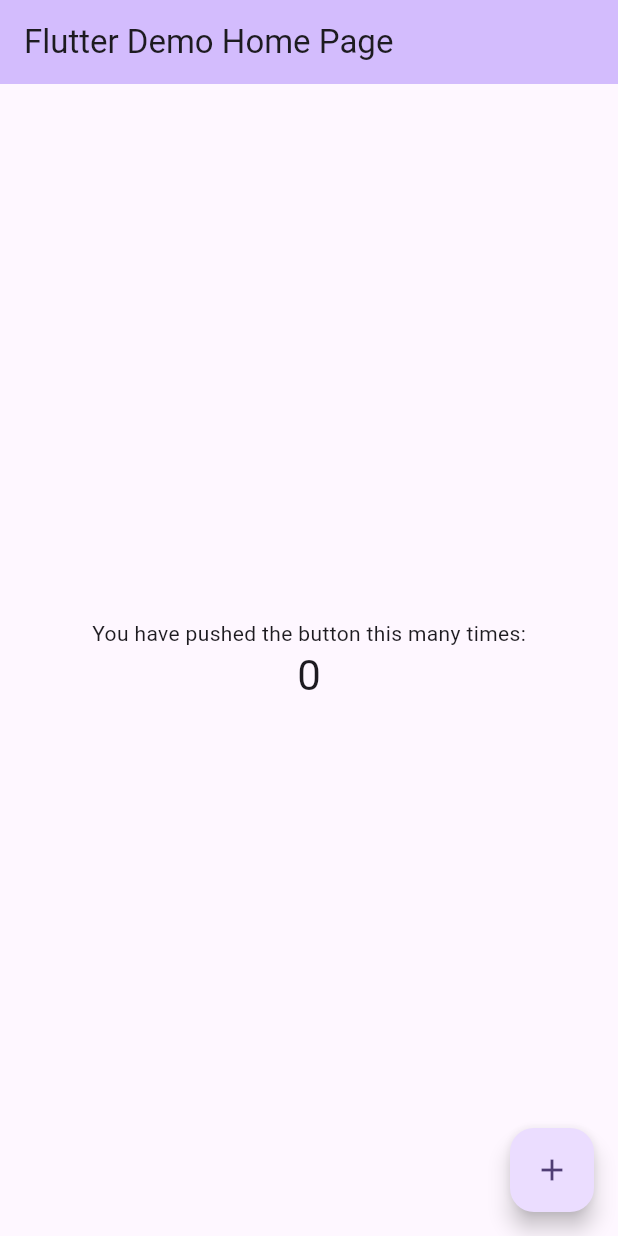
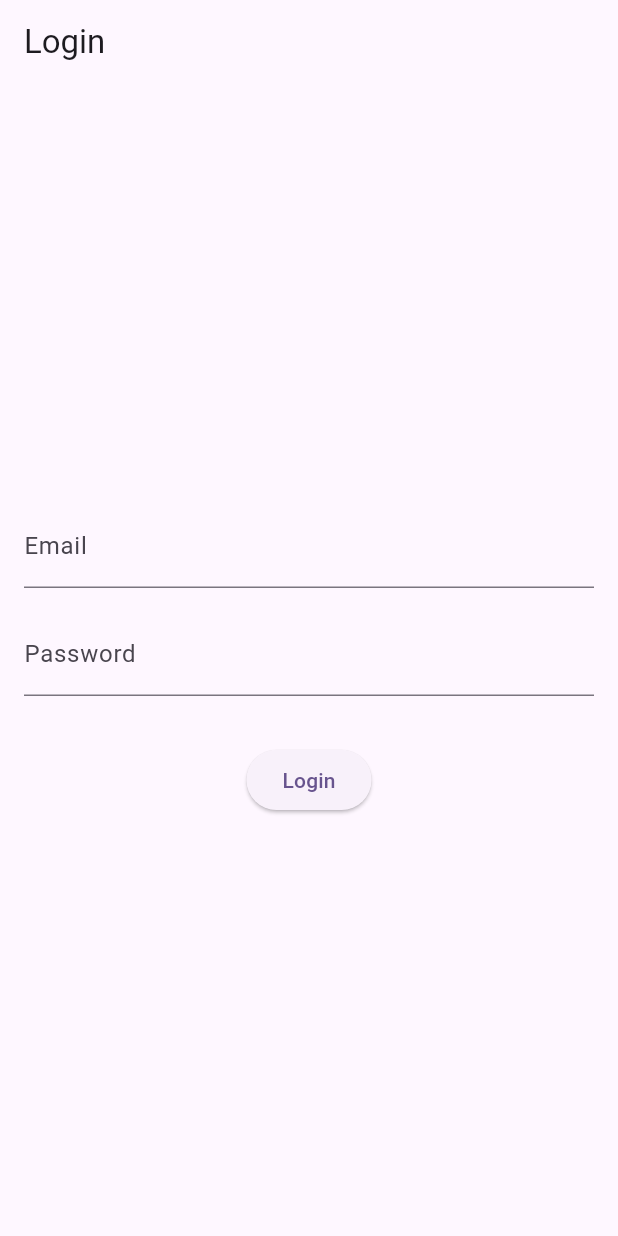
Before and after one commit to naiksan-1020/try-jules, a Flutter app: the screen it shows after launch, on a phone screen of 412 x 824 dp. Run offline on Flutter 3.47's test engine with Material 3 defaults, Android fonts, the phone set to English and light mode, and no system bars; our stand-ins replace get.

Commit message:
feat: Implement HomeScreen, routing, and GetView
- Adds HomeScreen using GetView<HomeController> pattern.
- Includes a HomeController with basic counter logic.
- Establishes a dedicated `app_routes.dart` for managing GetX routes.
- Updates `main.dart` to use the new routing system.
- Modifies LoginController to navigate to HomeScreen on login.
- Adds widget tests for HomeScreen functionality.
- Updates LoginScreen tests to verify navigation to HomeScreen.

```diff
--- /dev/null
+++ b/lib/app_routes.dart
@@ -0,0 +1,25 @@
+import 'package:get/get.dart';
+import 'package:try_jules/login_screen.dart'; // Assuming your app name is try_jules
+import 'package:try_jules/home_screen.dart';   // Assuming your app name is try_jules
+import 'package:try_jules/home_controller.dart'; // To bind HomeController
+
+class AppRoutes {
+  static const String login = '/login';
+  static const String home = '/home';
+}
+
+final List<GetPage> appPages = [
+  GetPage(
+    name: AppRoutes.login,
+    page: () => LoginScreen(),
+    // No binding needed here if LoginController is put directly in LoginScreen
+  ),
+  GetPage(
+    name: AppRoutes.home,
+    page: () => const HomeScreen(),
+    binding: BindingsBuilder(() { // Example of binding HomeController
+      Get.lazyPut<HomeController>(() => HomeController());
+    }),
+  ),
+  // Add other pages here
+];
--- /dev/null
+++ b/lib/login_screen.dart
@@ -0,0 +1,55 @@
+import 'package:flutter/material.dart';
+import 'package:get/get.dart';
+import 'package:try_jules/app_routes.dart'; // Import app_routes.dart
+
+// Define the LoginController
+class LoginController extends GetxController {
+  final emailController = TextEditingController();
+  final passwordController = TextEditingController();
+
+  void login() {
+    // Implement login logic here
+    // For now, just print the email and password
+    print('Email: ${emailController.text}');
+    print('Password: ${passwordController.text}');
+
+    // Navigate to home screen on successful login
+    Get.offAllNamed(AppRoutes.home); // Navigate using AppRoutes.home
+  }
+}
+
+class LoginScreen extends StatelessWidget {
+  final LoginController _loginController = Get.put(LoginController());
+
+  @override
+  Widget build(BuildContext context) {
+    return Scaffold(
+      appBar: AppBar(
+        title: Text('Login'),
+      ),
+      body: Padding(
+        padding: const EdgeInsets.all(16.0),
+        child: Column(
+          mainAxisAlignment: MainAxisAlignment.center,
+          children: [
+            TextField(
+              controller: _loginController.emailController,
+              decoration: InputDecoration(labelText: 'Email'),
+            ),
+            SizedBox(height: 16.0),
+            TextField(
+              controller: _loginController.passwordController,
+              decoration: InputDecoration(labelText: 'Password'),
+              obscureText: true,
+            ),
+            SizedBox(height: 32.0),
+            ElevatedButton(
+              onPressed: _loginController.login,
+              child: Text('Login'),
+            ),
+          ],
+        ),
+      ),
+    );
+  }
+}
--- a/lib/main.dart
+++ b/lib/main.dart
@@ -1,4 +1,6 @@
 import 'package:flutter/material.dart';
+import 'package:get/get.dart';
+import 'package:try_jules/app_routes.dart'; // Import app_routes.dart
 
 void main() {
   runApp(const MyApp());
@@ -10,116 +12,14 @@ class MyApp extends StatelessWidget {
   // This widget is the root of your application.
   @override
   Widget build(BuildContext context) {
-    return MaterialApp(
+    return GetMaterialApp(
       title: 'Flutter Demo',
       theme: ThemeData(
-        // This is the theme of your application.
-        //
-        // TRY THIS: Try running your application with "flutter run". You'll see
-        // the application has a purple toolbar. Then, without quitting the app,
-        // try changing the seedColor in the colorScheme below to Colors.green
-        // and then invoke "hot reload" (save your changes or press the "hot
-        // reload" button in a Flutter-supported IDE, or press "r" if you used
-        // the command line to start the app).
-        //
-        // Notice that the counter didn't reset back to zero; the application
-        // state is not lost during the reload. To reset the state, use hot
-        // restart instead.
-        //
-        // This works for code too, not just values: Most code changes can be
-        // tested with just a hot reload.
         colorScheme: ColorScheme.fromSeed(seedColor: Colors.deepPurple),
         useMaterial3: true,
       ),
-      home: const MyHomePage(title: 'Flutter Demo Home Page'),
+      initialRoute: AppRoutes.login, // Use AppRoutes.login
+      getPages: appPages, // Use appPages from app_routes.dart
     );
   }
 }
-
-class MyHomePage extends StatefulWidget {
-  const MyHomePage({super.key, required this.title});
-
-  // This widget is the home page of your application. It is stateful, meaning
-  // that it has a State object (defined below) that contains fields that affect
-  // how it looks.
-
-  // This class is the configuration for the state. It holds the values (in this
-  // case the title) provided by the parent (in this case the App widget) and
-  // used by the build method of the State. Fields in a Widget subclass are
-  // always marked "final".
-
-  final String title;
-
-  @override
-  State<MyHomePage> createState() => _MyHomePageState();
-}
-
-class _MyHomePageState extends State<MyHomePage> {
-  int _counter = 0;
-
-  void _incrementCounter() {
-    setState(() {
-      // This call to setState tells the Flutter framework that something has
-      // changed in this State, which causes it to rerun the build method below
-      // so that the display can reflect the updated values. If we changed
-      // _counter without calling setState(), then the build method would not be
-      // called again, and so nothing would appear to happen.
-      _counter++;
-    });
-  }
-
-  @override
-  Widget build(BuildContext context) {
-    // This method is rerun every time setState is called, for instance as done
-    // by the _incrementCounter method above.
-    //
-    // The Flutter framework has been optimized to make rerunning build methods
-    // fast, so that you can just rebuild anything that needs updating rather
-    // than having to individually change instances of widgets.
-    return Scaffold(
-      appBar: AppBar(
-        // TRY THIS: Try changing the color here to a specific color (to
-        // Colors.amber, perhaps?) and trigger a hot reload to see the AppBar
-        // change color while the other colors stay the same.
-        backgroundColor: Theme.of(context).colorScheme.inversePrimary,
-        // Here we take the value from the MyHomePage object that was created by
-        // the App.build method, and use it to set our appbar title.
-        title: Text(widget.title),
-      ),
-      body: Center(
-        // Center is a layout widget. It takes a single child and positions it
-        // in the middle of the parent.
-        child: Column(
-          // Column is also a layout widget. It takes a list of children and
-          // arranges them vertically. By default, it sizes itself to fit its
-          // children horizontally, and tries to be as tall as its parent.
-          //
-          // Column has various properties to control how it sizes itself and
-          // how it positions its children. Here we use mainAxisAlignment to
-          // center the children vertically; the main axis here is the vertical
-          // axis because Columns are vertical (the cross axis would be
-          // horizontal).
-          //
-          // TRY THIS: Invoke "debug painting" (choose the "Toggle Debug Paint"
-          // action in the IDE, or press "p" in the console), to see the
-          // wireframe for each widget.
-          mainAxisAlignment: MainAxisAlignment.center,
-          children: <Widget>[
-            const Text(
-              'You have pushed the button this many times:',
-            ),
-            Text(
-              '$_counter',
-              style: Theme.of(context).textTheme.headlineMedium,
-            ),
-          ],
-        ),
-      ),
-      floatingActionButton: FloatingActionButton(
-        onPressed: _incrementCounter,
-        tooltip: 'Increment',
-        child: const Icon(Icons.add),
-      ), // This trailing comma makes auto-formatting nicer for build methods.
-    );
-  }
-}
--- a/pubspec.yaml
+++ b/pubspec.yaml
@@ -34,6 +34,7 @@ dependencies:
   # The following adds the Cupertino Icons font to your application.
   # Use with the CupertinoIcons class for iOS style icons.
   cupertino_icons: ^1.0.8
+  get: ^4.6.6
 
 dev_dependencies:
   flutter_test:
```
Also changed, not shown: lib/home_controller.dart (added, +11 -0 lines), lib/home_screen.dart (added, +41 -0 lines), 2 other files.
